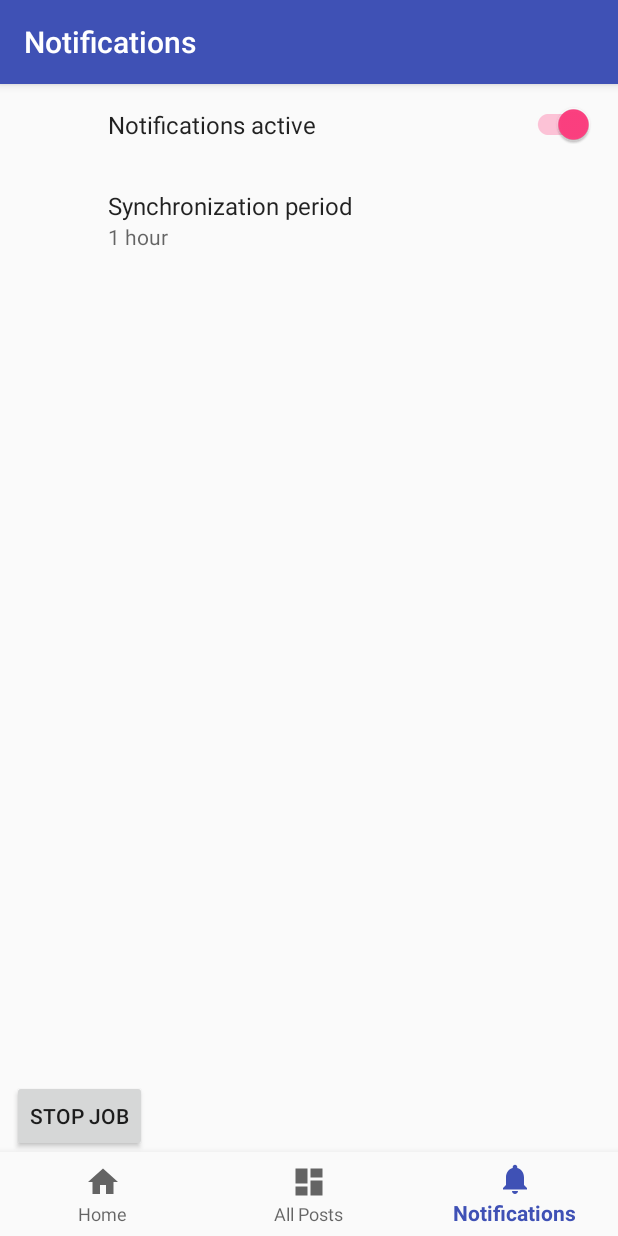
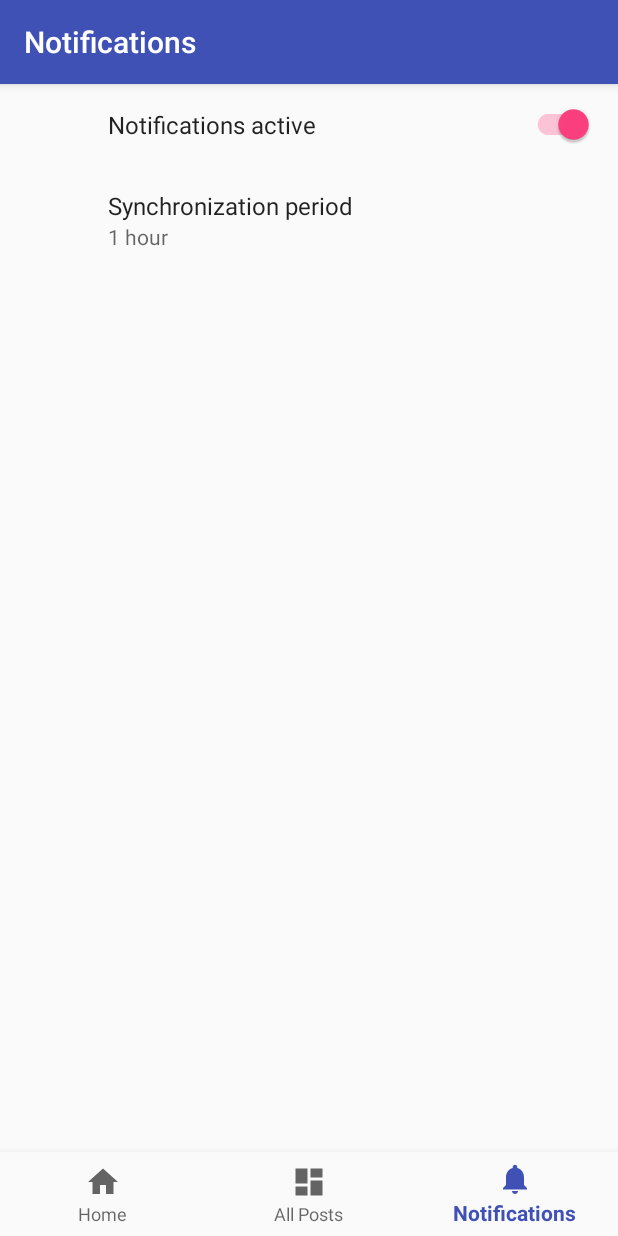
Before and after one commit to michalbrz/facebook-keyword-notifier, an Android app: the screen it shows after launch (MainActivity), item 3 of the bottom bar chosen, on a phone screen of 412 x 824 dp. Run offline under Robolectric (Android 15) with nearby library versions, the phone set to English and light mode, and no system bars; our stand-ins replace Picasso, androidx.preference; libraries missing offline, so code that uses them is left out: com.beloo.widget, com.facebook, com.facebook.login, com.firebase.jobdispatcher, com.orhanobut.logger; pictures from the network do not load; 6 statements that could not run were skipped.

Commit message:
Removing 'stop job' button

```diff
--- a/app/src/main/res/layout/fragment_notifications.xml
+++ b/app/src/main/res/layout/fragment_notifications.xml
@@ -6,16 +6,6 @@
         android:layout_width="match_parent"
         android:layout_height="match_parent"
         tools:context="com.michalbrz.fbnotifier.mainactivity.MainActivity">
-
-    <Button
-            android:text="Stop job"
-            android:layout_width="wrap_content"
-            android:layout_height="wrap_content"
-            android:id="@+id/stopJobButton"
-            app:layout_constraintLeft_toLeftOf="parent"
-            app:layout_constraintBottom_toBottomOf="parent"
-            android:layout_marginLeft="8dp"
-            android:layout_marginStart="8dp"/>
 
     <FrameLayout
             android:id="@+id/prefsHolder"
@@ -32,8 +22,8 @@
             android:layout_height="wrap_content"
             android:padding="8dp"
             app:layout_constraintTop_toBottomOf="@+id/prefsHolder"
+            app:layout_constraintBottom_toBottomOf="parent"
             app:layout_constraintStart_toStartOf="parent"
             tools:layout_editor_absoluteX="8dp"/>
 
-
 </android.support.constraint.ConstraintLayout>
```
Also changed, not shown: app/src/main/java/com/michalbrz/fbnotifier/notifications/NotificationsFragment.kt (+0 -24 lines).
